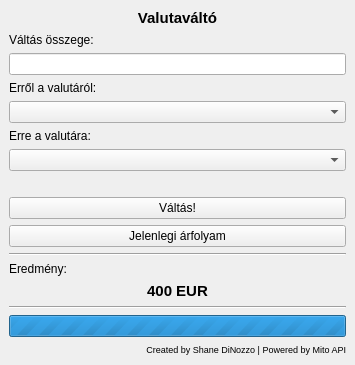
Old version of the form SDCurrency/sd_currency.ui in the repository ShaneDiNozzo/valutavalto.
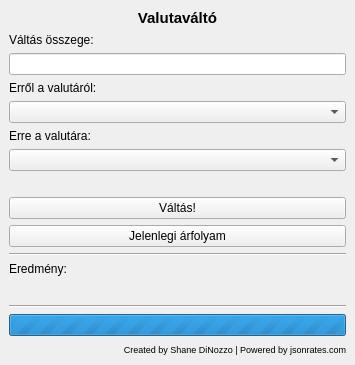
New version of the form. Icons and pictures are not drawn.

```diff
--- a/SDCurrency/sd_currency.ui
+++ b/SDCurrency/sd_currency.ui
@@ -138,7 +138,7 @@
        </font>
       </property>
       <property name="text">
-       <string>400 EUR</string>
+       <string/>
       </property>
       <property name="alignment">
        <set>Qt::AlignCenter</set>
@@ -182,7 +182,7 @@
        </font>
       </property>
       <property name="text">
-       <string>Created by Shane DiNozzo | Powered by Mito API</string>
+       <string>Created by Shane DiNozzo | Powered by jsonrates.com</string>
       </property>
       <property name="alignment">
        <set>Qt::AlignRight|Qt::AlignTrailing|Qt::AlignVCenter</set>
```
